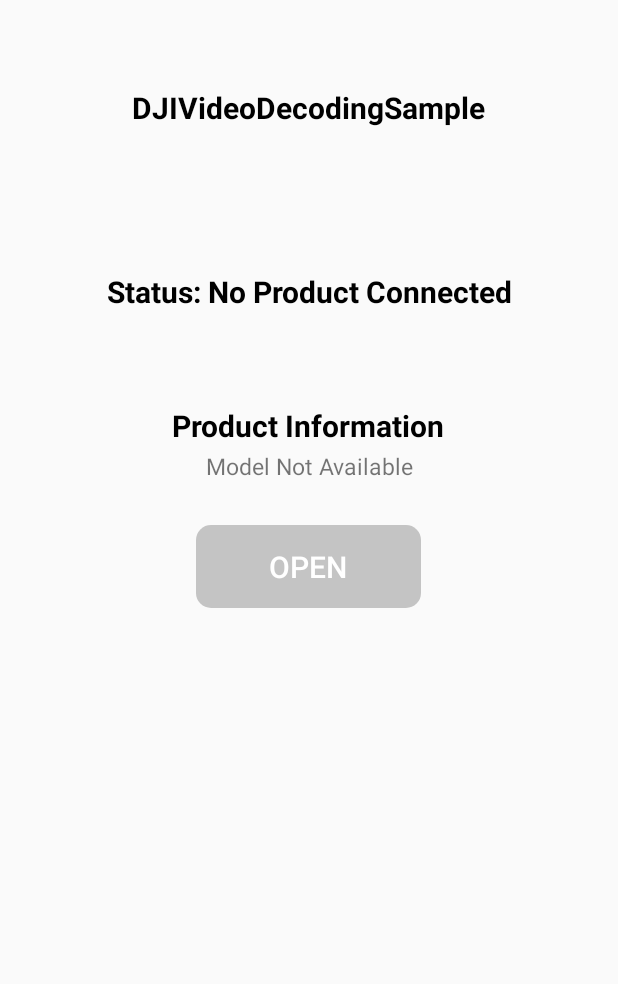
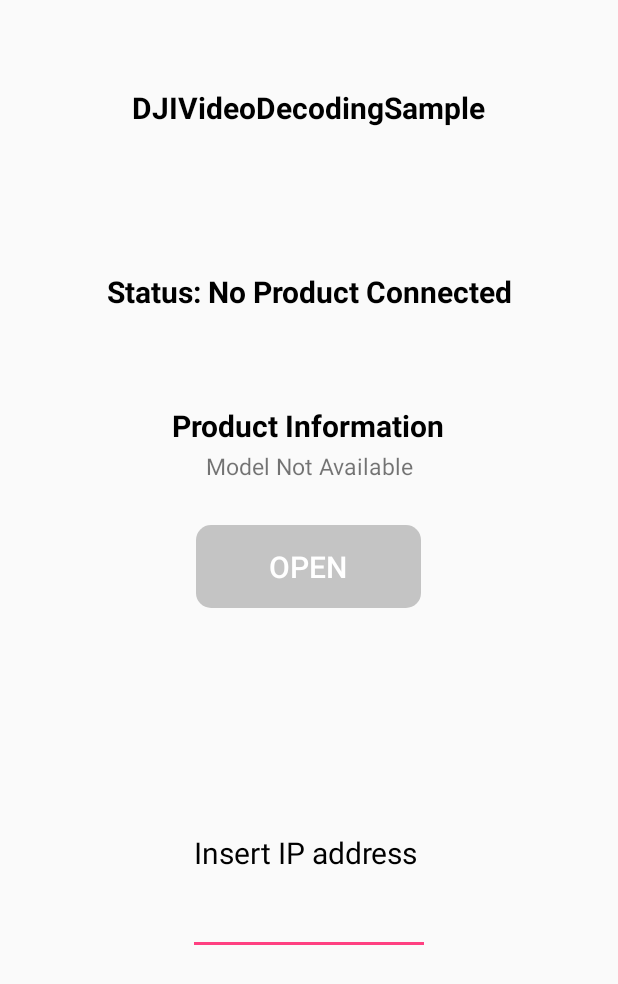
Before and after one commit to D3VL-Jack/videodrone2, an Android app: the screen it shows after launch (ConnectionActivity), on a phone screen of 412 x 824 dp. Shown: the top 984 px of the screen. Run offline under Robolectric (Android 15) with nearby library versions, the phone set to English and light mode, and no system bars; libraries missing offline, so code that uses them is left out: dji.common.error, dji.common.useraccount, dji.common.util, dji.keysdk, dji.keysdk.callback and 5 more; 5 statements that could not run were skipped.

Commit message:
Added Ip EditText

```diff
--- a/android-videostreamdecodingsample/app/src/main/java/com/dji/videostreamdecodingsample/ConnectionActivity.java
+++ b/android-videostreamdecodingsample/app/src/main/java/com/dji/videostreamdecodingsample/ConnectionActivity.java
@@ -8,10 +8,12 @@ import android.hardware.usb.UsbManager;
 import android.os.AsyncTask;
 import android.os.Build;
 import android.os.Bundle;
+import android.text.Editable;
 import android.text.TextUtils;
 import android.util.Log;
 import android.view.View;
 import android.widget.Button;
+import android.widget.EditText;
 import android.widget.TextView;
 import android.widget.Toast;
 
@@ -21,6 +23,9 @@ import androidx.core.app.ActivityCompat;
 import androidx.core.content.ContextCompat;
 
 import dji.sdk.sdkmanager.DJISDKInitEvent;
+
+import java.nio.charset.Charset;
+import java.nio.charset.StandardCharsets;
 import java.util.ArrayList;
 import java.util.List;
 import java.util.concurrent.atomic.AtomicBoolean;
@@ -64,6 +69,8 @@ public class ConnectionActivity extends Activity implements View.OnClickListener
     private TextView mTextProduct;
     private TextView mTextModelAvailable;
     private Button mBtnOpen;
+    private EditText mEditIP;
+
     private KeyListener firmVersionListener = new KeyListener() {
         @Override
         public void onValueChange(@Nullable Object oldValue, @Nullable Object newValue) {
@@ -262,10 +269,13 @@ public class ConnectionActivity extends Activity implements View.OnClickListener
         mTextConnectionStatus = (TextView) findViewById(R.id.text_connection_status);
         mTextModelAvailable = (TextView) findViewById(R.id.text_model_available);
         mTextProduct = (TextView) findViewById(R.id.text_product_info);
+        mEditIP = (EditText) findViewById(R.id.editTextIP);
         mBtnOpen = (Button) findViewById(R.id.btn_open);
         mBtnOpen.setOnClickListener(this);
         mBtnOpen.setEnabled(false);
         ((TextView)findViewById(R.id.textView2)).setText(getResources().getString(R.string.sdk_version, DJISDKManager.getInstance().getSDKVersion()));
+
+
 
     }
 
@@ -327,6 +337,9 @@ public class ConnectionActivity extends Activity implements View.OnClickListener
 
             case R.id.btn_open: {
                 Intent intent = new Intent(this, MainActivity.class);
+                String str = mEditIP.getText().toString();
+                byte[] ip = str.getBytes(StandardCharsets.UTF_8);
+                intent.putExtra("ip_address", ip);
                 startActivity(intent);
                 break;
             }
--- a/android-videostreamdecodingsample/app/src/main/res/layout/activity_connection.xml
+++ b/android-videostreamdecodingsample/app/src/main/res/layout/activity_connection.xml
@@ -74,4 +74,21 @@
         android:layout_alignParentTop="true"
         android:layout_centerHorizontal="true" />
 
+    <EditText
+        android:id="@+id/editTextIP"
+        android:layout_width="wrap_content"
+        android:layout_height="wrap_content"
+        android:layout_below="@+id/textView2"
+        android:layout_alignParentStart="true"
+        android:layout_alignParentEnd="true"
+        android:layout_alignParentBottom="true"
+        android:layout_marginStart="125dp"
+        android:layout_marginTop="50dp"
+        android:layout_marginEnd="125dp"
+        android:layout_marginBottom="187dp"
+        android:text="Insert IP address"
+        android:textColor="@color/colorBlack"
+        android:textSize="20dp" />
+
+
 </RelativeLayout>
```
Also changed, not shown: android-videostreamdecodingsample/app/src/main/java/com/dji/videostreamdecodingsample/MainActivity.java (+12 -2 lines), android-videostreamdecodingsample/app/src/main/java/com/dji/videostreamdecodingsample/SocketClient.java (+5 -2 lines).
